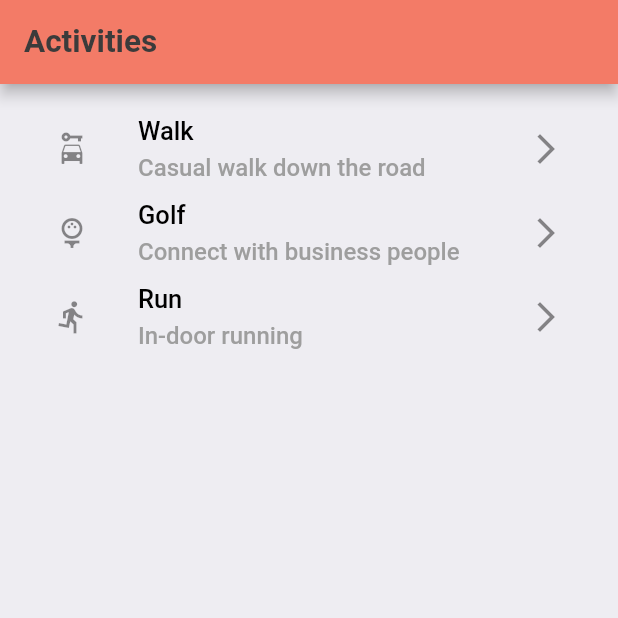
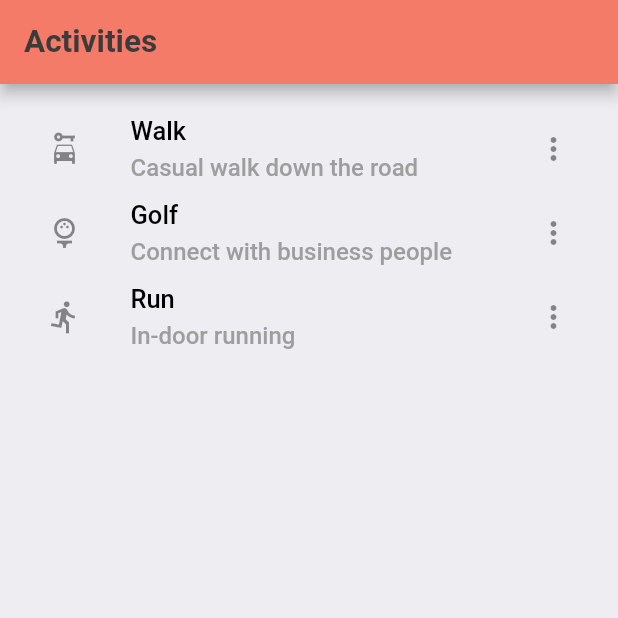
Before and after one commit to nelsonfrank/activity-tracker-mobile, a Flutter app: the screen it shows after launch, on a phone screen of 412 x 824 dp, the top half of it. Run offline on Flutter 3.47's test engine with Material 2 defaults, Android fonts, the light colour scheme and no system bars; our stand-ins replace gap, go_router.

Commit message:
feat: Quick fix

```diff
--- a/lib/screens/home_screen.dart
+++ b/lib/screens/home_screen.dart
@@ -17,7 +17,7 @@ class HomeScreen extends StatelessWidget {
         backgroundColor: Styles.orangeColor,
       ),
       body: Container(
-        padding: const EdgeInsets.symmetric(horizontal: 20),
+        padding: const EdgeInsets.symmetric(horizontal: 15),
         child: ListView(
           padding: const EdgeInsets.symmetric(vertical: 15),
           children: [
@@ -39,7 +39,7 @@ class HomeScreen extends StatelessWidget {
                   ),
                 ],
               ),
-              trailing: const Icon(Icons.arrow_forward_ios),
+              trailing: const Icon(Icons.more_vert),
             ),
             ListTile(
               leading: const Icon(Icons.sports_golf),
@@ -59,7 +59,7 @@ class HomeScreen extends StatelessWidget {
                   ),
                 ],
               ),
-              trailing: const Icon(Icons.arrow_forward_ios),
+              trailing: const Icon(Icons.more_vert),
             ),
             ListTile(
               leading: const Icon(Icons.directions_run),
@@ -79,7 +79,7 @@ class HomeScreen extends StatelessWidget {
                   ),
                 ],
               ),
-              trailing: const Icon(Icons.arrow_forward_ios),
+              trailing: const Icon(Icons.more_vert),
             )
           ],
         ),
```
